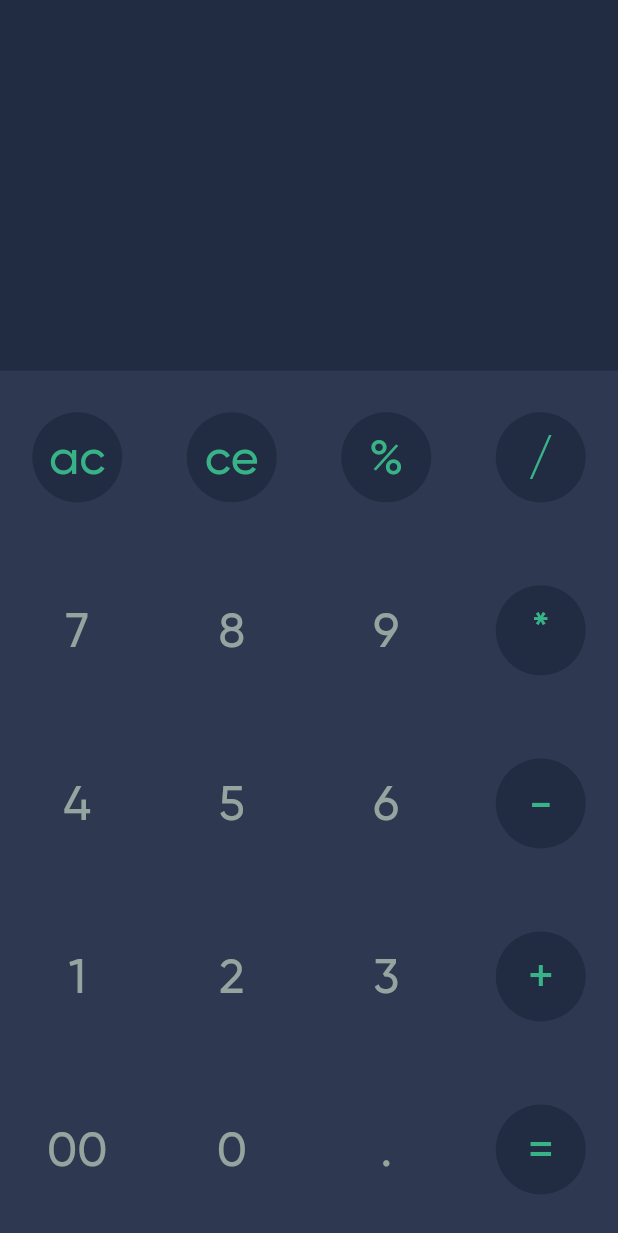
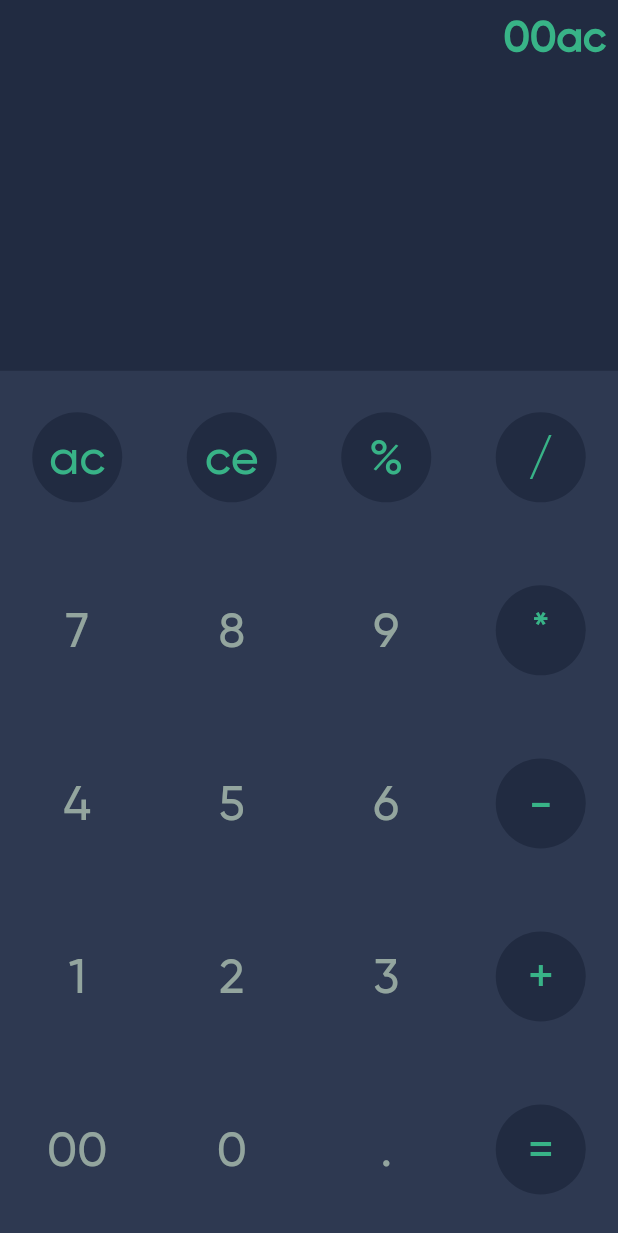
Before and after one commit to alirezakariminejad/flutter_calculator, a Flutter app: the screen it shows after launch, after a tap on "ac", on a phone screen of 412 x 824 dp. Shown: the top 1233 px of the screen. Run offline on Flutter 3.47's test engine with Material 2 defaults, Android fonts, the phone set to English and light mode, and no system bars; our stand-ins replace hexcolor.

Commit message:
Implementation of display of numbers after hitting

```diff
--- a/lib/main.dart
+++ b/lib/main.dart
@@ -14,6 +14,8 @@ class Application extends StatefulWidget {
 
 class _ApplicationState extends State<Application> {
   @override
+  var inputUser = '';
+
   Widget build(BuildContext context) {
     return MaterialApp(
       debugShowCheckedModeBanner: false,
@@ -25,8 +27,22 @@ class _ApplicationState extends State<Application> {
             children: [
               Expanded(
                 flex: 3,
-                child: Container(
-                  color: backgroundGrayDark,
+                child: Column(
+                  crossAxisAlignment: CrossAxisAlignment.stretch,
+                  children: [
+                    Padding(
+                      padding: const EdgeInsets.all(8.0),
+                      child: Text(
+                        inputUser,
+                        style: TextStyle(
+                          color: textGreen,
+                          fontWeight: FontWeight.bold,
+                          fontSize: 28.0,
+                        ),
+                        textAlign: TextAlign.end,
+                      ),
+                    ),
+                  ],
                 ),
               ),
               Expanded(
@@ -51,6 +67,12 @@ class _ApplicationState extends State<Application> {
     );
   }
 
+  void buttonPressed(String text) {
+    setState(() {
+      inputUser += text;
+    });
+  }
+
   Widget getRowClaculator(
       String text1, String text2, String text3, String text4) {
     return Row(
@@ -65,7 +87,9 @@ class _ApplicationState extends State<Application> {
                 ),
               ),
               backgroundColor: getBackgroundColor(text1)),
-          onPressed: () {},
+          onPressed: () {
+            buttonPressed(text1);
+          },
           child: Padding(
             padding: const EdgeInsets.all(3.0),
             child: Text(
@@ -85,7 +109,17 @@ class _ApplicationState extends State<Application> {
             ),
             backgroundColor: getBackgroundColor(text2),
           ),
-          onPressed: () {},
+          onPressed: () {
+            if (text2 == 'ce') {
+              setState(() {
+                if (inputUser.length > 0) {
+                  inputUser = inputUser.substring(0, inputUser.length - 1);
+                }
+              });
+            } else {
+              buttonPressed(text2);
+            }
+          },
           child: Padding(
             padding: const EdgeInsets.all(3.0),
             child: Text(
@@ -105,7 +139,9 @@ class _ApplicationState extends State<Application> {
             ),
             backgroundColor: getBackgroundColor(text3),
           ),
-          onPressed: () {},
+          onPressed: () {
+            buttonPressed(text3);
+          },
           child: Padding(
             padding: const EdgeInsets.all(3.0),
             child: Text(
@@ -125,7 +161,9 @@ class _ApplicationState extends State<Application> {
             ),
             backgroundColor: getBackgroundColor(text4),
           ),
-          onPressed: () {},
+          onPressed: () {
+            buttonPressed(text4);
+          },
           child: Padding(
             padding: const EdgeInsets.all(3.0),
             child: Text(
```
